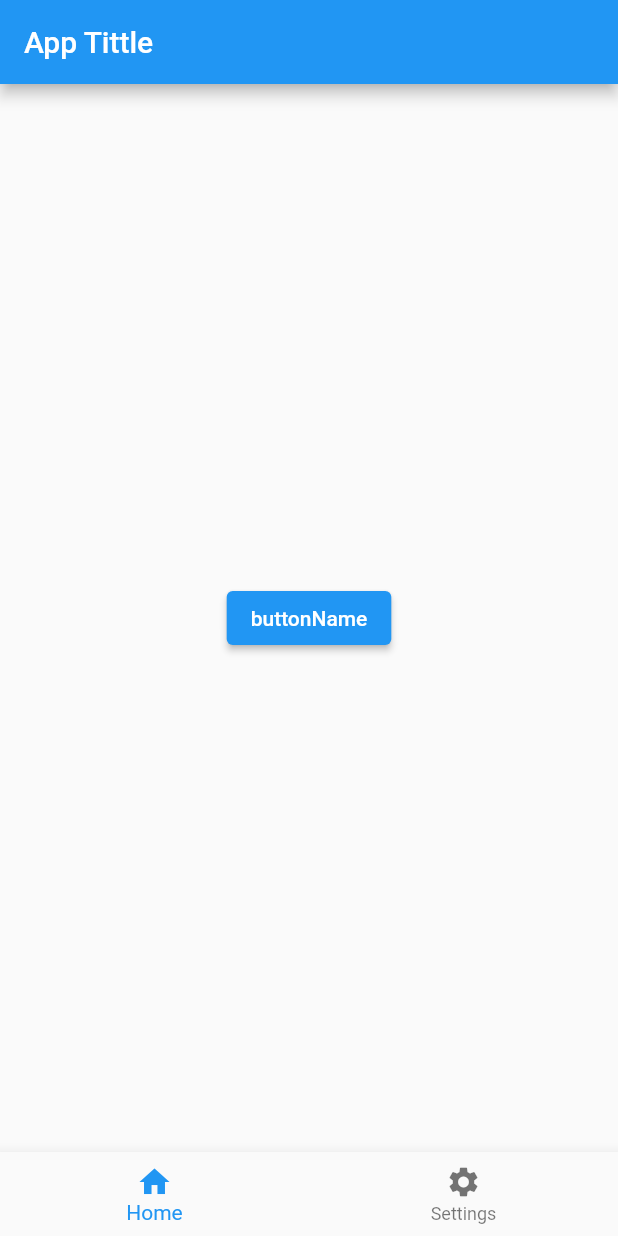
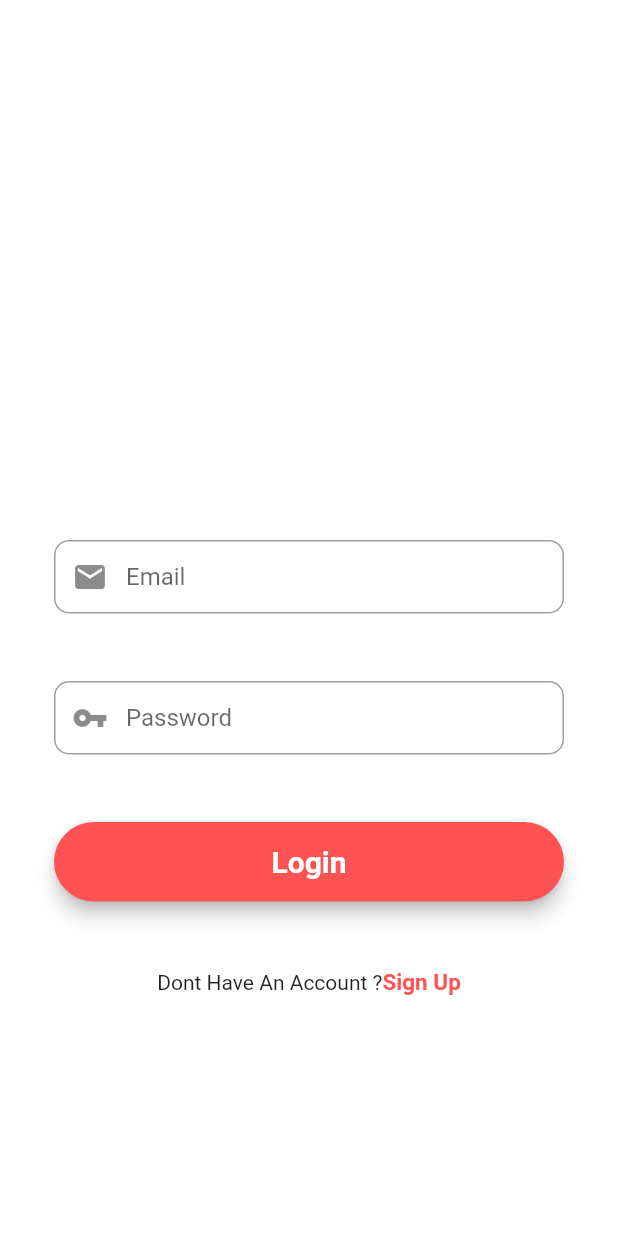
Before and after one commit to habertrogena/FlutterUI, a Flutter app: the screen it shows after launch, on a phone screen of 412 x 824 dp. Run offline on Flutter 3.47's test engine with Material 2 defaults, Android fonts, the phone set to English and light mode, and no system bars.

Commit message:
initial commit

```diff
--- a/lib/main.dart
+++ b/lib/main.dart
@@ -1,70 +1,20 @@
 import 'package:flutter/material.dart';
+import 'package:flutter_application_testing/screens/login_page.dart';
 
 void main() {
-  //starting point of the application.
   runApp(MyApp());
 }
-// how to create an app.
 
-class MyApp extends StatefulWidget {
-  MyApp({super.key});
-
-  @override
-  State<MyApp> createState() => _MyAppState();
-}
-
-class _MyAppState extends State<MyApp> {
-  String buttonName = 'click here';
+class MyApp extends StatelessWidget {
+  //this widget is the root of the application
+  const MyApp({super.key});
 
   @override
   Widget build(BuildContext context) {
     return MaterialApp(
-      debugShowCheckedModeBanner: false,
-      home: Scaffold(
-        appBar: AppBar(
-          title: const Text('App Tittle'),
-        ),
-        body: Center(
-          child: ElevatedButton(
-            onPressed: (() {
-              setState(() {
-                buttonName = 'button clicked';
-              });
-            }),
-            child: Text('buttonName'),
-          ),
-        ),
-        bottomNavigationBar: BottomNavigationBar(
-          items: const [
-            BottomNavigationBarItem(
-              label: 'Home',
-              icon: Icon(Icons.home),
-            ),
-            BottomNavigationBarItem(
-              label: 'Settings',
-              icon: Icon(Icons.settings),
-            )
-          ],
-        ),
-      ),
+      title: 'my caretaker',
+      theme: ThemeData(primarySwatch: Colors.blue),
+      home: LoginPage(),
     );
   }
 }
-
-// class MyWidget extends StatefulWidget {
-//   const MyWidget({super.key});
-
-//   @override
-//   State<MyWidget> createState() => _MyWidgetState();
-// }
-
-// class _MyWidgetState extends State<MyWidget> {
-//   @override
-//   Widget build(BuildContext context) {
-//     return Container();
-//   }
-// }
-
- //flow (statelesswidget -> build something -> return something)
- // flutter is widget inside widget inside widget....
- // widgets should start with a capital letter.
--- /dev/null
+++ b/lib/screens/login_page.dart
@@ -0,0 +1,140 @@
+import 'package:flutter/material.dart';
+import 'package:flutter_application_testing/screens/register_page.dart';
+
+class LoginPage extends StatefulWidget {
+  const LoginPage({super.key});
+
+  @override
+  State<LoginPage> createState() => _LoginPageState();
+}
+
+class _LoginPageState extends State<LoginPage> {
+  //pass the parameters
+
+  //form key - help in validation.
+  final _formkey = GlobalKey<FormState>();
+
+  //editing controllers
+  final TextEditingController emailController = new TextEditingController();
+  final TextEditingController passwordController = new TextEditingController();
+
+  @override
+  Widget build(BuildContext context) {
+    // create fields.
+
+    // email field
+    final emailField = TextFormField(
+      autofocus: false,
+      controller: emailController,
+      keyboardType: TextInputType.emailAddress,
+      //validator: (value) {},
+      onSaved: (value) {
+        emailController.text = value!;
+      },
+      textInputAction: TextInputAction.next,
+      decoration: InputDecoration(
+        prefixIcon: Icon(Icons.mail),
+        contentPadding: EdgeInsets.fromLTRB(20, 15, 20, 15),
+        hintText: "Email",
+        border: OutlineInputBorder(borderRadius: BorderRadius.circular(10)),
+      ),
+    );
+    //password field
+    final passwordField = TextFormField(
+      autofocus: false,
+      controller: passwordController,
+      obscureText: true,
+      //keyboardType: TextInputType.,
+      //validator: (value) {},
+      onSaved: (value) {
+        passwordController.text = value!;
+      },
+      textInputAction: TextInputAction.done,
+      decoration: InputDecoration(
+        prefixIcon: Icon(Icons.vpn_key),
+        contentPadding: EdgeInsets.fromLTRB(20, 15, 20, 15),
+        hintText: "Password",
+        border: OutlineInputBorder(borderRadius: BorderRadius.circular(10)),
+      ),
+    );
+
+    //create a button.
+    final loginButton = Material(
+      elevation: 5,
+      borderRadius: BorderRadius.circular(30),
+      color: Colors.redAccent,
+      child: MaterialButton(
+        padding: EdgeInsets.fromLTRB(20, 15, 20, 15),
+        minWidth: MediaQuery.of(context).size.width,
+        onPressed: () {},
+        child: Text(
+          "Login",
+          textAlign: TextAlign.center,
+          style: TextStyle(
+            fontSize: 20,
+            fontWeight: FontWeight.bold,
+            color: Colors.white,
+          ),
+        ),
+      ),
+    );
+    return Scaffold(
+      backgroundColor: Colors.white10,
+      //wrap with padding.
+      body: Padding(
+        padding: const EdgeInsets.all(36.0),
+        child: Center(
+          child: SingleChildScrollView(
+            child: Container(
+              color: Colors.white,
+              child: Form(
+                //takes in form key, column ,children .
+                key: _formkey,
+                child: Column(
+                  mainAxisAlignment: MainAxisAlignment.center,
+                  crossAxisAlignment: CrossAxisAlignment.center,
+                  children: <Widget>[
+                    SizedBox(
+                      height: 200,
+                    ),
+                    emailField,
+                    SizedBox(height: 45),
+                    passwordField,
+                    SizedBox(height: 45),
+                    loginButton,
+                    SizedBox(height: 45),
+                    Row(
+                      mainAxisAlignment: MainAxisAlignment.center,
+                      children: <Widget>[
+                        Text("Dont Have An Account ?"),
+                        GestureDetector(
+                          onTap: () {
+                            Navigator.push(
+                              //for redirection
+                              context,
+                              MaterialPageRoute(
+                                builder: ((context) => RegistrationPage()),
+                              ),
+                            );
+                          },
+                          child: Text(
+                            'Sign Up',
+                            style: TextStyle(
+                              color: Colors.redAccent,
+                              fontWeight: FontWeight.w600,
+                              fontSize: 15,
+                            ),
+                          ),
+                        )
+                      ],
+                    )
+                  ],
+                ),
+              ),
+            ),
+          ),
+        ),
+      ),
+    );
+  }
+}
```
Also changed, not shown: lib/folder_structure.dart (added, +26 -0 lines), lib/screens/register_page.dart (added, +189 -0 lines), pubspec.yaml (+4 -3 lines), assets/me.jpg (added), lib/screens/home_page.dart (added), lib/style.dart (added), 1 other file.
